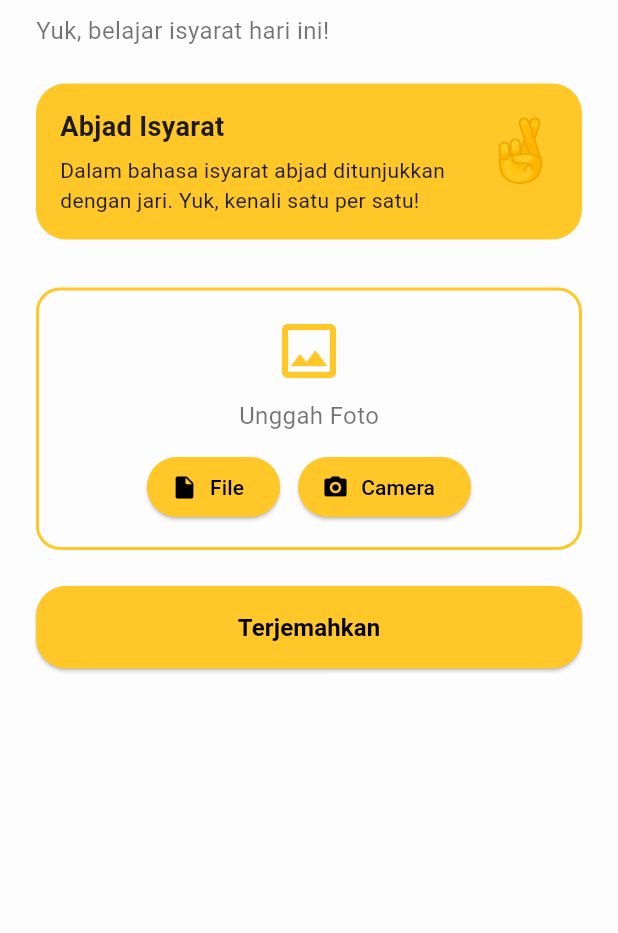
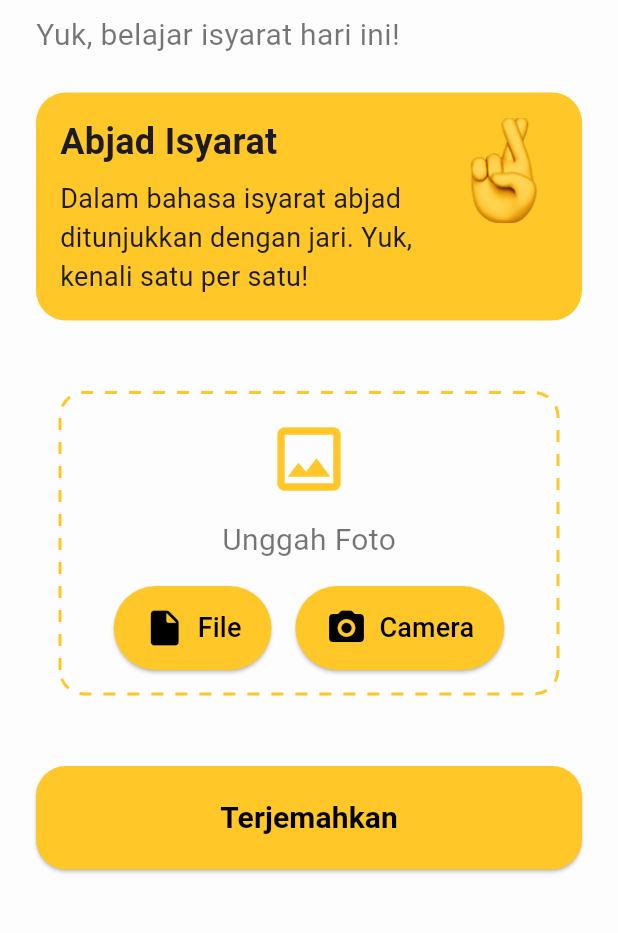
Before and after one commit to derika-dev/Sign-Language, a Flutter app: the screen it shows after launch, after a tap on "Mulai", after a tap on "File", on a phone screen of 412 x 824 dp, the part 71-1004 px from its top. Run offline on Flutter 3.47's test engine with Material 3 defaults, Android fonts, the light colour scheme and no system bars; our stand-ins replace image_picker; Roboto replaces fonts that are missing (Sans).

Commit message:
Change Layout

```diff
--- a/lib/Pages/home-page.dart
+++ b/lib/Pages/home-page.dart
@@ -1,6 +1,59 @@
 import 'dart:io';
+import 'dart:ui';
 import 'package:flutter/material.dart';
 import 'package:image_picker/image_picker.dart';
+import 'package:flutter/widgets.dart';
+
+class DashedBorderPainter extends CustomPainter {
+  final Color color;
+  final double strokeWidth;
+  final double radius;
+  final double gap;
+  final double dash;
+
+  DashedBorderPainter({
+    required this.color,
+    this.strokeWidth = 2,
+    this.radius = 16,
+    this.gap = 8,
+    this.dash = 8,
+  });
+
+  @override
+  void paint(Canvas canvas, Size size) {
+    final Paint paint = Paint()
+      ..color = color
+      ..strokeWidth = strokeWidth
+      ..style = PaintingStyle.stroke;
+
+    final RRect rrect = RRect.fromRectAndRadius(
+      Offset.zero & size,
+      Radius.circular(radius),
+    );
+
+    final Path path = Path()..addRRect(rrect);
+
+    double totalLength = path.computeMetrics().fold(
+      0.0,
+      (double prev, PathMetric metric) => prev + metric.length,
+    );
+
+    double drawn = 0.0;
+    for (final PathMetric metric in path.computeMetrics()) {
+      while (drawn < metric.length) {
+        final double len = (drawn + dash < metric.length)
+            ? dash
+            : metric.length - drawn;
+        canvas.drawPath(metric.extractPath(drawn, drawn + len), paint);
+        drawn += dash + gap;
+      }
+      drawn = 0.0;
+    }
+  }
+
+  @override
+  bool shouldRepaint(covariant CustomPainter oldDelegate) => false;
+}
 
 class HomePage extends StatefulWidget {
   const HomePage({super.key});
@@ -11,15 +64,29 @@ class HomePage extends StatefulWidget {
 
 class _HomePageState extends State<HomePage> {
   XFile? _imageFile;
-  String resultLetter = 'A'; // Contoh output dari hasil translate
+  bool _isPicking = false; // Tambahkan flag ini
 
   final ImagePicker _picker = ImagePicker();
 
   Future<void> _pickImage(ImageSource source) async {
+    if (_isPicking) return; // Cegah double tap
+    setState(() {
+      _isPicking = true;
+    });
+    try {
       final pickedFile = await _picker.pickImage(source: source);
+      if (pickedFile != null) {
         setState(() {
           _imageFile = pickedFile;
         });
+      }
+    } catch (e) {
+      // Optional: tampilkan error ke user
+    } finally {
+      setState(() {
+        _isPicking = false;
+      });
+    }
   }
 
   @override
@@ -66,7 +133,7 @@ class _HomePageState extends State<HomePage> {
               children: [
                 const Text(
                   "Yuk, belajar isyarat hari ini!",
-                  style: TextStyle(fontSize: 16, color: Colors.black54),
+                  style: TextStyle(fontSize: 20, color: Colors.black54),
                 ),
                 const SizedBox(height: 24),
                 Container(
@@ -78,28 +145,33 @@ class _HomePageState extends State<HomePage> {
                   ),
                   child: Row(
                     crossAxisAlignment: CrossAxisAlignment.start,
-                    children: const [
-                      Expanded(
+                    children: [
+                      const Expanded(
                         child: Column(
                           crossAxisAlignment: CrossAxisAlignment.start,
                           children: [
                             Text(
                               "Abjad Isyarat",
                               style: TextStyle(
-                                fontSize: 18,
+                                fontSize: 24,
                                 fontWeight: FontWeight.bold,
                               ),
                             ),
-                            SizedBox(height: 6),
+                            SizedBox(height: 8),
                             Text(
                               "Dalam bahasa isyarat abjad ditunjukkan dengan jari. Yuk, kenali satu per satu!",
-                              style: TextStyle(fontSize: 14),
+                              style: TextStyle(fontSize: 18),
                             ),
                           ],
                         ),
                       ),
-                      SizedBox(width: 10),
-                      Text("🤞", style: TextStyle(fontSize: 40)),
+                      SizedBox(width: 16),
+                      Image.asset(
+                        'assets/images/Crossed Fingers.png',
+                        width: 72,
+                        height: 72,
+                        fit: BoxFit.contain,
+                      ),
                     ],
                   ),
                 ),
@@ -108,56 +180,83 @@ class _HomePageState extends State<HomePage> {
                   width: double.infinity,
                   padding: const EdgeInsets.all(16),
                   decoration: BoxDecoration(
-                    border: Border.all(
-                      color: const Color(0xFFFFC727),
-                      width: 2,
-                      style: BorderStyle.solid,
-                    ),
                     borderRadius: BorderRadius.circular(16),
                   ),
+                  child: CustomPaint(
+                    painter: DashedBorderPainter(
+                      color: const Color(0xFFFFC727),
+                      strokeWidth: 2,
+                      radius: 16,
+                      gap: 8,
+                      dash: 8,
+                    ),
+                    child: Padding(
+                      padding: const EdgeInsets.all(
+                        16,
+                      ), // Tambahkan padding di sini
                       child: Column(
                         children: [
                           const Icon(
                             Icons.image_outlined,
-                        size: 48,
+                            size: 56,
                             color: Color(0xFFFFC727),
                           ),
-                      const SizedBox(height: 8),
+                          const SizedBox(height: 12),
                           const Text(
                             "Unggah Foto",
-                        style: TextStyle(fontSize: 16, color: Colors.black54),
+                            style: TextStyle(
+                              fontSize: 20,
+                              color: Colors.black54,
                             ),
-                      const SizedBox(height: 12),
+                          ),
+                          const SizedBox(height: 16),
                           Row(
                             mainAxisAlignment: MainAxisAlignment.center,
                             children: [
                               ElevatedButton.icon(
-                            onPressed: () => _pickImage(ImageSource.gallery),
+                                onPressed: () =>
+                                    _pickImage(ImageSource.gallery),
                                 style: ElevatedButton.styleFrom(
                                   backgroundColor: const Color(0xFFFFC727),
+                                  padding: const EdgeInsets.symmetric(
+                                    horizontal: 20,
+                                    vertical: 14,
+                                  ),
                                 ),
                                 icon: const Icon(
                                   Icons.insert_drive_file_rounded,
                                   color: Colors.black,
+                                  size: 28,
                                 ),
                                 label: const Text(
                                   'File',
-                              style: TextStyle(color: Colors.black),
+                                  style: TextStyle(
+                                    color: Colors.black,
+                                    fontSize: 18,
                                   ),
                                 ),
-                          const SizedBox(width: 12),
+                              ),
+                              const SizedBox(width: 16),
                               ElevatedButton.icon(
                                 onPressed: () => _pickImage(ImageSource.camera),
                                 style: ElevatedButton.styleFrom(
                                   backgroundColor: const Color(0xFFFFC727),
+                                  padding: const EdgeInsets.symmetric(
+                                    horizontal: 20,
+                                    vertical: 14,
+                                  ),
                                 ),
                                 icon: const Icon(
                                   Icons.camera_alt_rounded,
                                   color: Colors.black,
+                                  size: 28,
                                 ),
                                 label: const Text(
                                   'Camera',
-                              style: TextStyle(color: Colors.black),
+                                  style: TextStyle(
+                                    color: Colors.black,
+                                    fontSize: 18,
+                                  ),
                                 ),
                               ),
                             ],
@@ -165,7 +264,9 @@ class _HomePageState extends State<HomePage> {
                         ],
                       ),
                     ),
-                const SizedBox(height: 24),
+                  ),
+                ),
+                const SizedBox(height: 32),
                 SizedBox(
                   width: double.infinity,
                   child: ElevatedButton(
@@ -174,7 +275,7 @@ class _HomePageState extends State<HomePage> {
                     },
                     style: ElevatedButton.styleFrom(
                       backgroundColor: const Color(0xFFFFC727),
-                      padding: const EdgeInsets.symmetric(vertical: 16),
+                      padding: const EdgeInsets.symmetric(vertical: 20),
                       shape: RoundedRectangleBorder(
                         borderRadius: BorderRadius.circular(20),
                       ),
@@ -184,22 +285,22 @@ class _HomePageState extends State<HomePage> {
                       style: TextStyle(
                         fontWeight: FontWeight.bold,
                         color: Colors.black,
-                        fontSize: 16,
+                        fontSize: 20,
                       ),
                     ),
                   ),
                 ),
-                const SizedBox(height: 24),
+                const SizedBox(height: 32),
                 if (_imageFile != null)
                   Center(
                     child: Image.file(
                       File(_imageFile!.path),
-                      width: 200,
-                      height: 200,
+                      width: 240,
+                      height: 240,
                       fit: BoxFit.cover,
                     ),
                   ),
-                const SizedBox(height: 32),
+                const SizedBox(height: 40),
               ],
             ),
           ),
--- a/lib/Pages/splash-screen.dart
+++ b/lib/Pages/splash-screen.dart
@@ -7,14 +7,29 @@ class SplashScreen extends StatelessWidget {
   Widget build(BuildContext context) {
     return Scaffold(
       backgroundColor: const Color(0xFFFFFBEF),
-      body: SafeArea(
-        child: Center(
+      body: Container(
+        width: double.infinity,
+        height: double.infinity,
+        decoration: const BoxDecoration(
+          image: DecorationImage(
+            image: AssetImage('assets/images/background.png'),
+            fit: BoxFit.cover,
+          ),
+        ),
+        child: SafeArea(
           child: Padding(
             padding: const EdgeInsets.symmetric(horizontal: 32),
             child: Column(
-              mainAxisAlignment: MainAxisAlignment.center,
+              mainAxisAlignment: MainAxisAlignment.spaceBetween,
               children: [
-                const Text('👋', style: TextStyle(fontSize: 90)),
+                const SizedBox(height: 10), // Spacer atas
+                Column(
+                  children: [
+                    Image.asset(
+                      'assets/images/hallo.png',
+                      width: 120,
+                      height: 120,
+                    ),
                     const SizedBox(height: 16),
                     const Text.rich(
                       TextSpan(
@@ -22,14 +37,14 @@ class SplashScreen extends StatelessWidget {
                         style: TextStyle(
                           fontSize: 48,
                           fontWeight: FontWeight.bold,
-                      fontFamily: 'Cursive', // Hanya ini yang Cursive
+                          fontFamily: 'Cursive',
                         ),
                         children: [
                           TextSpan(
                             text: 'Me',
                             style: TextStyle(
                               fontWeight: FontWeight.normal,
-                          fontFamily: 'Sans', // Ini Sans
+                              fontFamily: 'Sans',
                             ),
                           ),
                         ],
@@ -37,13 +52,11 @@ class SplashScreen extends StatelessWidget {
                       textAlign: TextAlign.center,
                     ),
                     const SizedBox(height: 40),
-                const Text(
-                  'Yuk Kenalan dengan\nAbjad Isyarat',
-                  textAlign: TextAlign.center,
-                  style: TextStyle(fontSize: 18, color: Colors.black87),
+                  ],
                 ),
-                const SizedBox(height: 40),
-                SizedBox(
+                Padding(
+                  padding: const EdgeInsets.only(bottom: 32),
+                  child: SizedBox(
                     width: double.infinity,
                     child: ElevatedButton(
                       onPressed: () {
@@ -66,6 +79,7 @@ class SplashScreen extends StatelessWidget {
                       ),
                     ),
                   ),
+                ),
               ],
             ),
           ),
--- a/pubspec.yaml
+++ b/pubspec.yaml
@@ -21,7 +21,7 @@ flutter:
   uses-material-design: true
 
   assets:
-    - assets/images/ # Kalau ada gambar/emoji lokal nanti taruh di sini
+    - assets/images/
 
   fonts:
     - family: Cursive
```
Also changed, not shown: assets/images/Crossed Fingers.png (added), assets/images/background.png (added), assets/images/hallo.png (added), assets/images/unggah foto.png (added), 1 other file. Lines whose indentation alone changed are shown as unchanged.
